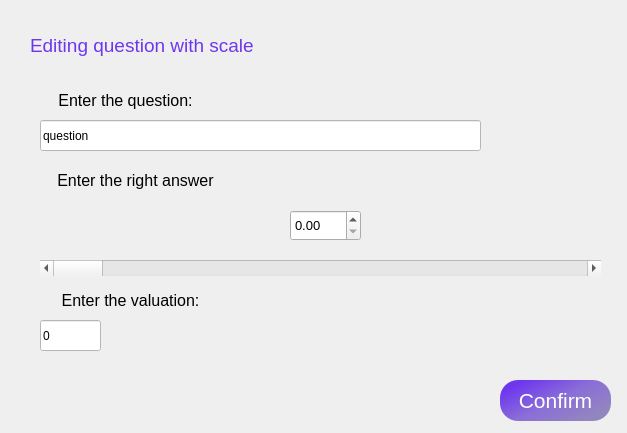
Above: designsUi/edQstScale_design.ui from katerinassh/testry before the change. Below: the same form after it.
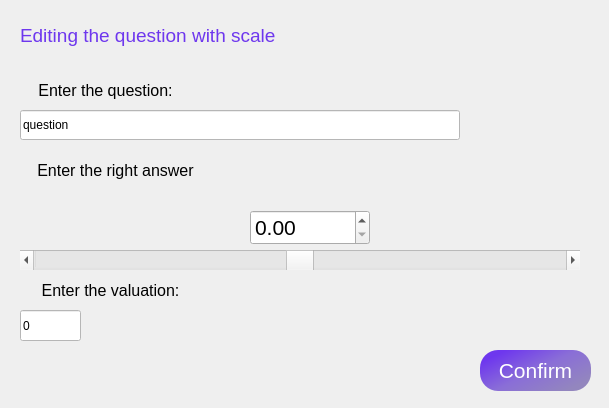
That is the form after the change.

Commit message: Scale upd

What changed in the file:
```diff
--- a/designsUi/edQstScale_design.ui
+++ b/designsUi/edQstScale_design.ui
@@ -6,39 +6,37 @@
    <rect>
     <x>0</x>
     <y>0</y>
-    <width>627</width>
-    <height>433</height>
+    <width>609</width>
+    <height>408</height>
    </rect>
   </property>
   <property name="windowTitle">
    <string>Dialog</string>
   </property>
-  <widget class="QLabel" name="label_4">
+  <widget class="QLineEdit" name="lineEdit_2">
    <property name="geometry">
     <rect>
-     <x>30</x>
-     <y>30</y>
-     <width>501</width>
+     <x>20</x>
+     <y>310</y>
+     <width>61</width>
      <height>31</height>
     </rect>
    </property>
    <property name="styleSheet">
-    <string notr="true">color: rgba(110, 55, 238, 255)</string>
+    <string notr="true">background-color: rgb(255,255,255);
+font: 10pt &quot;MS Shell Dlg 2&quot;; </string>
    </property>
    <property name="text">
-    <string>&lt;html&gt;&lt;head/&gt;&lt;body&gt;&lt;p&gt;&lt;span style=&quot; font-size:14pt;&quot;&gt;Editing question with scale&lt;/span&gt;&lt;/p&gt;&lt;/body&gt;&lt;/html&gt;</string>
-   </property>
-   <property name="textFormat">
-    <enum>Qt::RichText</enum>
+    <string>0</string>
    </property>
   </widget>
   <widget class="QLineEdit" name="lineEdit">
    <property name="geometry">
     <rect>
-     <x>40</x>
-     <y>120</y>
-     <width>441</width>
-     <height>31</height>
+     <x>20</x>
+     <y>110</y>
+     <width>440</width>
+     <height>30</height>
     </rect>
    </property>
    <property name="styleSheet">
@@ -49,17 +47,17 @@
     <string>question</string>
    </property>
   </widget>
-  <widget class="QLabel" name="label_5">
+  <widget class="QLabel" name="label_6">
    <property name="geometry">
     <rect>
-     <x>40</x>
-     <y>280</y>
-     <width>181</width>
+     <x>10</x>
+     <y>150</y>
+     <width>211</width>
      <height>41</height>
     </rect>
    </property>
    <property name="text">
-    <string>&lt;html&gt;&lt;head/&gt;&lt;body&gt;&lt;p align=&quot;center&quot;&gt;&lt;span style=&quot; font-size:12pt;&quot;&gt;Enter the valuation:&lt;/span&gt;&lt;/p&gt;&lt;/body&gt;&lt;/html&gt;</string>
+    <string>&lt;html&gt;&lt;head/&gt;&lt;body&gt;&lt;p&gt;&lt;span style=&quot; font-size:12pt;&quot;&gt;Enter the right answer&lt;/span&gt;&lt;/p&gt;&lt;/body&gt;&lt;/html&gt;</string>
    </property>
    <property name="textFormat">
     <enum>Qt::RichText</enum>
@@ -71,8 +69,8 @@
   <widget class="QLabel" name="label_2">
    <property name="geometry">
     <rect>
-     <x>30</x>
-     <y>80</y>
+     <x>10</x>
+     <y>70</y>
      <width>191</width>
      <height>41</height>
     </rect>
@@ -87,75 +85,90 @@
     <set>Qt::AlignCenter</set>
    </property>
   </widget>
-  <widget class="QLineEdit" name="lineEdit_2">
+  <widget class="QLabel" name="label_5">
    <property name="geometry">
     <rect>
-     <x>40</x>
-     <y>320</y>
-     <width>61</width>
+     <x>20</x>
+     <y>270</y>
+     <width>181</width>
+     <height>41</height>
+    </rect>
+   </property>
+   <property name="text">
+    <string>&lt;html&gt;&lt;head/&gt;&lt;body&gt;&lt;p align=&quot;center&quot;&gt;&lt;span style=&quot; font-size:12pt;&quot;&gt;Enter the valuation:&lt;/span&gt;&lt;/p&gt;&lt;/body&gt;&lt;/html&gt;</string>
+   </property>
+   <property name="textFormat">
+    <enum>Qt::RichText</enum>
+   </property>
+   <property name="alignment">
+    <set>Qt::AlignCenter</set>
+   </property>
+  </widget>
+  <widget class="QLabel" name="label_4">
+   <property name="geometry">
+    <rect>
+     <x>20</x>
+     <y>20</y>
+     <width>501</width>
      <height>31</height>
     </rect>
    </property>
    <property name="styleSheet">
-    <string notr="true">background-color: rgb(255,255,255);
-font: 10pt &quot;MS Shell Dlg 2&quot;; </string>
+    <string notr="true">color: rgba(110, 55, 238, 255)</string>
    </property>
    <property name="text">
-    <string>0</string>
+    <string>&lt;html&gt;&lt;head/&gt;&lt;body&gt;&lt;p&gt;&lt;span style=&quot; font-size:14pt;&quot;&gt;Editing the question with scale&lt;/span&gt;&lt;/p&gt;&lt;/body&gt;&lt;/html&gt;</string>
+   </property>
+   <property name="textFormat">
+    <enum>Qt::RichText</enum>
    </property>
   </widget>
   <widget class="QDoubleSpinBox" name="doubleSpinBox">
    <property name="geometry">
     <rect>
-     <x>290</x>
+     <x>250</x>
      <y>210</y>
-     <width>71</width>
-     <height>31</height>
+     <width>120</width>
+     <height>35</height>
     </rect>
    </property>
    <property name="font">
     <font>
-     <pointsize>10</pointsize>
+     <family>.AppleSystemUIFont</family>
+     <pointsize>16</pointsize>
+     <weight>50</weight>
+     <italic>false</italic>
+     <bold>false</bold>
     </font>
    </property>
   </widget>
   <widget class="QScrollBar" name="horizontalScrollBar">
    <property name="geometry">
     <rect>
-     <x>40</x>
-     <y>260</y>
-     <width>561</width>
-     <height>16</height>
+     <x>20</x>
+     <y>250</y>
+     <width>560</width>
+     <height>20</height>
     </rect>
    </property>
+   <property name="cursor">
+    <cursorShape>OpenHandCursor</cursorShape>
+   </property>
+   <property name="minimum">
+    <number>-100</number>
+   </property>
+   <property name="maximum">
+    <number>100</number>
+   </property>
    <property name="orientation">
     <enum>Qt::Horizontal</enum>
    </property>
   </widget>
-  <widget class="QLabel" name="label_6">
-   <property name="geometry">
-    <rect>
-     <x>30</x>
-     <y>160</y>
-     <width>211</width>
-     <height>41</height>
-    </rect>
-   </property>
-   <property name="text">
-    <string>&lt;html&gt;&lt;head/&gt;&lt;body&gt;&lt;p&gt;&lt;span style=&quot; font-size:12pt;&quot;&gt;Enter the right answer&lt;/span&gt;&lt;/p&gt;&lt;/body&gt;&lt;/html&gt;</string>
-   </property>
-   <property name="textFormat">
-    <enum>Qt::RichText</enum>
-   </property>
-   <property name="alignment">
-    <set>Qt::AlignCenter</set>
-   </property>
-  </widget>
   <widget class="QPushButton" name="pushButton">
    <property name="geometry">
     <rect>
-     <x>500</x>
-     <y>380</y>
+     <x>480</x>
+     <y>350</y>
      <width>111</width>
      <height>41</height>
     </rect>
```
Left out of the diff: 6 changed lines with no effect on the pictures. The commit also changes 3 other files.
